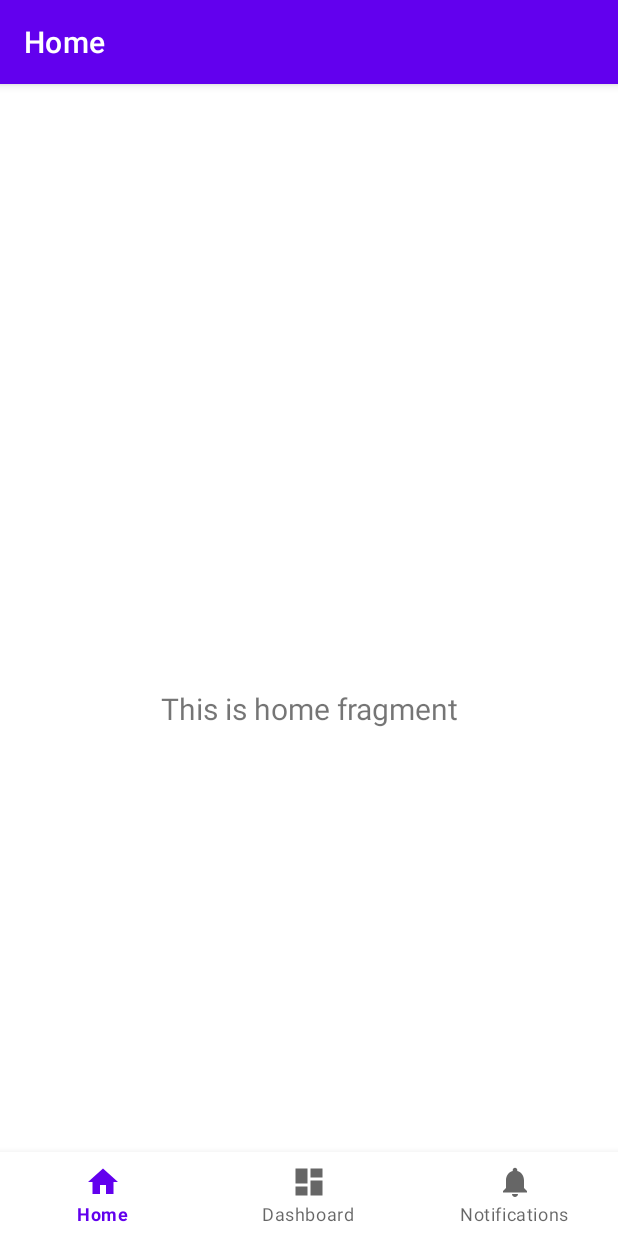
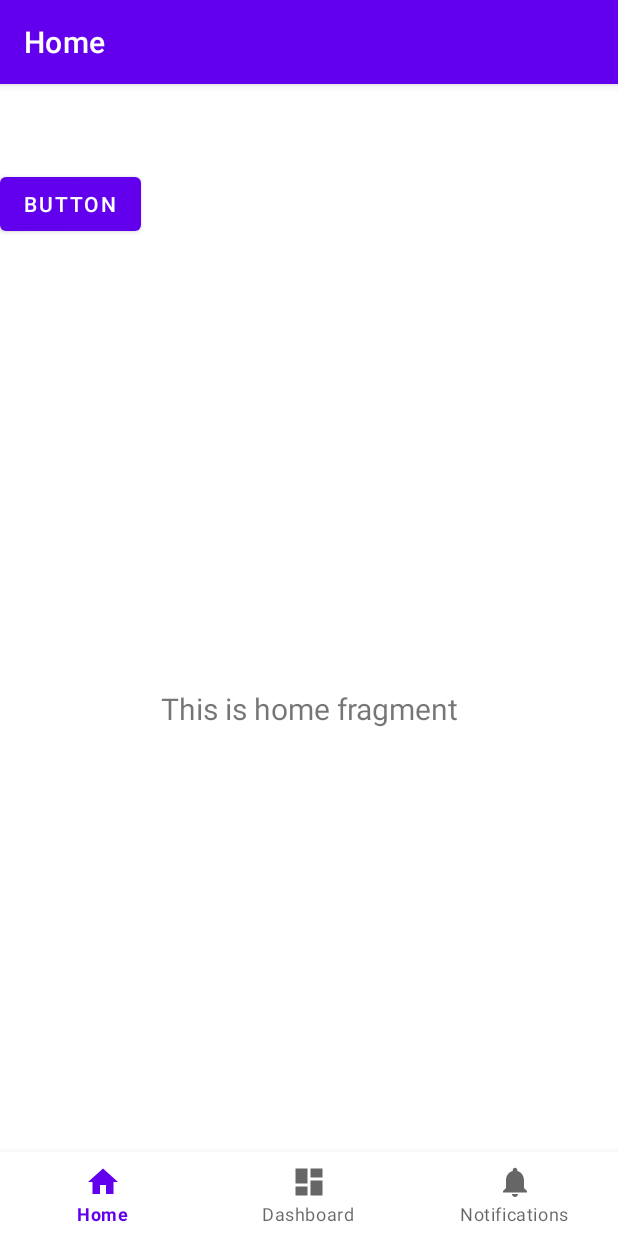
Before and after one commit to eynavbe/PlaneventAndroid, an Android app: the screen it shows after launch (MainActivity), on a phone screen of 412 x 824 dp. Run offline under Robolectric (Android 15) with nearby library versions, the phone set to English and light mode, and no system bars; our stand-ins replace navigation-ui.

Commit message:
start project 2

```diff
--- a/app/src/main/res/layout/activity_main.xml
+++ b/app/src/main/res/layout/activity_main.xml
@@ -1,6 +1,7 @@
 <?xml version="1.0" encoding="utf-8"?>
 <androidx.constraintlayout.widget.ConstraintLayout xmlns:android="http://schemas.android.com/apk/res/android"
     xmlns:app="http://schemas.android.com/apk/res-auto"
+    xmlns:tools="http://schemas.android.com/tools"
     android:id="@+id/container"
     android:layout_width="match_parent"
     android:layout_height="match_parent"
@@ -30,4 +31,12 @@
         app:layout_constraintTop_toTopOf="parent"
         app:navGraph="@navigation/mobile_navigation" />
 
+    <Button
+        android:id="@+id/button"
+        android:layout_width="wrap_content"
+        android:layout_height="wrap_content"
+        android:text="Button"
+        tools:layout_editor_absoluteX="235dp"
+        tools:layout_editor_absoluteY="275dp" />
+
 </androidx.constraintlayout.widget.ConstraintLayout>
```
